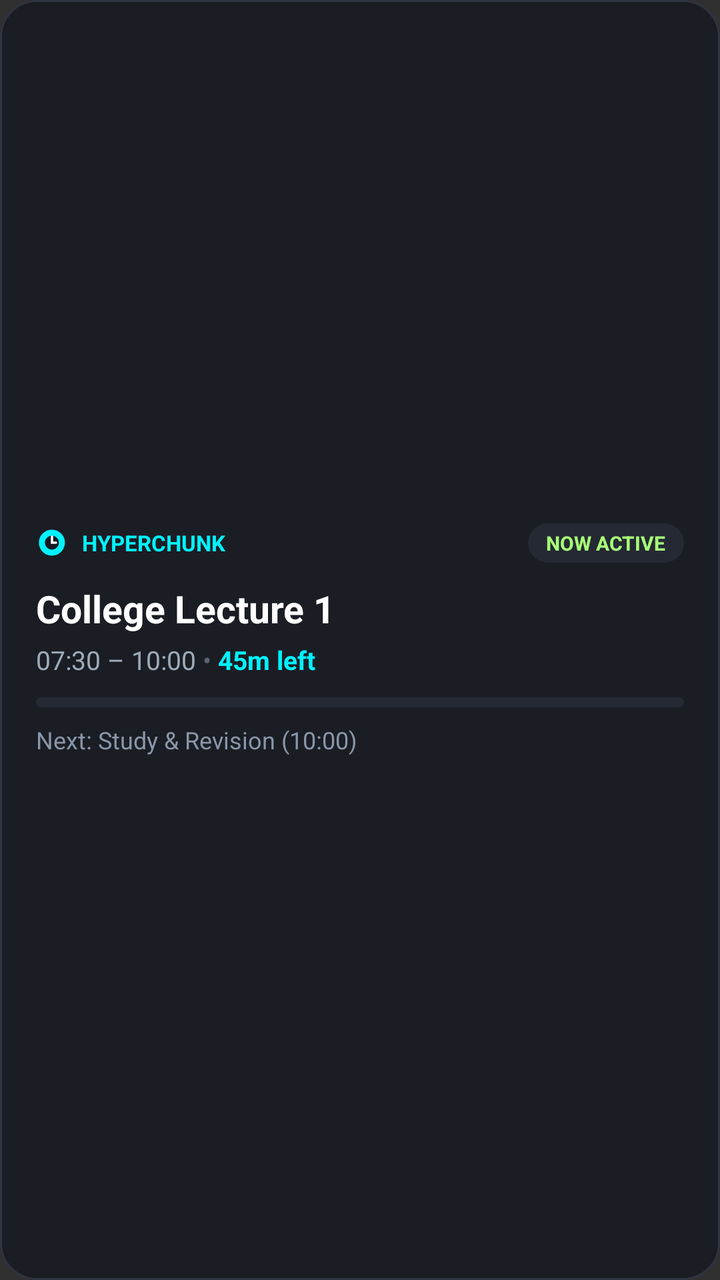
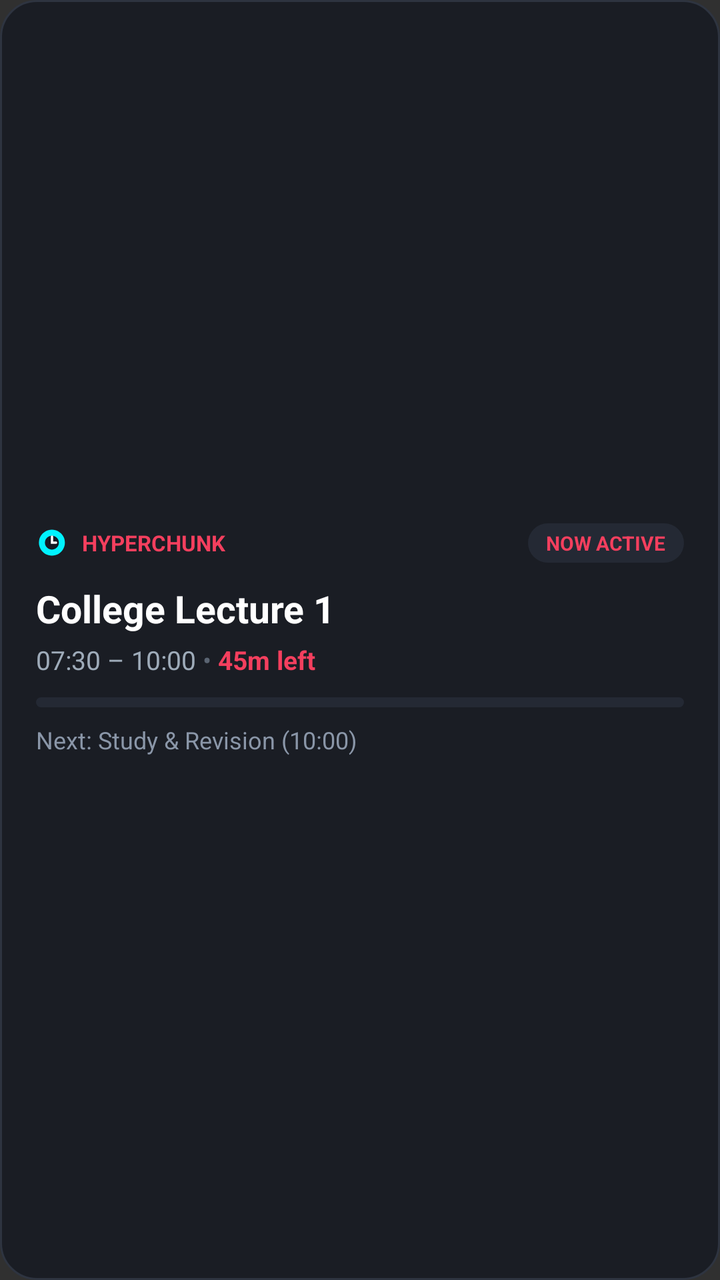

Compare the two renders of this Android layout. The source of the first and the diff that turns it into the second are given below.
<!-- AndroidManifest.xml: application theme Theme.HyperChunk -->
<!-- res/layout/widget_hyperchunk.xml -->
<?xml version="1.0" encoding="utf-8"?>
<RelativeLayout xmlns:android="http://schemas.android.com/apk/res/android"
    android:id="@+id/widget_container"
    android:layout_width="match_parent"
    android:layout_height="match_parent"
    android:background="@drawable/widget_bg_hyperos">

    
    <ImageView
        android:id="@+id/widget_edge_ring"
        android:layout_width="match_parent"
        android:layout_height="match_parent"
        android:scaleType="fitXY"
        android:contentDescription="24h Color Edge Ring" />

    <LinearLayout
        android:layout_width="match_parent"
        android:layout_height="wrap_content"
        android:layout_centerVertical="true"
        android:paddingStart="18dp"
        android:paddingTop="16dp"
        android:paddingEnd="18dp"
        android:paddingBottom="16dp"
        android:orientation="vertical">

        
        <RelativeLayout
            android:id="@+id/widget_header"
            android:layout_width="match_parent"
            android:layout_height="wrap_content">

            <ImageView
                android:id="@+id/widget_icon"
                android:layout_width="16dp"
                android:layout_height="16dp"
                android:layout_centerVertical="true"
                android:src="@drawable/ic_widget_dot"
                android:contentDescription="Icon" />

            <TextView
                android:id="@+id/widget_app_title"
                android:layout_width="wrap_content"
                android:layout_height="wrap_content"
                android:layout_centerVertical="true"
                android:layout_marginStart="7dp"
                android:layout_toEndOf="@id/widget_icon"
                android:text="HYPERCHUNK"
                android:textColor="#00F2FE"
                android:textSize="11sp"
                android:textStyle="bold" />

            
            <TextView
                android:id="@+id/widget_status_pill"
                android:layout_width="wrap_content"
                android:layout_height="wrap_content"
                android:layout_alignParentEnd="true"
                android:layout_centerVertical="true"
                android:background="@drawable/widget_pill_bg"
                android:paddingStart="9dp"
                android:paddingTop="3dp"
                android:paddingEnd="9dp"
                android:paddingBottom="3dp"
                android:text="NOW ACTIVE"
                android:textColor="#A8FF78"
                android:textSize="10sp"
                android:textStyle="bold" />
        </RelativeLayout>

        
        <TextView
            android:id="@+id/widget_task_title"
            android:layout_width="match_parent"
            android:layout_height="wrap_content"
            android:layout_marginTop="10dp"
            android:ellipsize="end"
            android:maxLines="1"
            android:text="College Lecture 1"
            android:textColor="#FFFFFF"
            android:textSize="19sp"
            android:textStyle="bold" />

        
        <LinearLayout
            android:id="@+id/widget_time_row"
            android:layout_width="match_parent"
            android:layout_height="wrap_content"
            android:layout_marginTop="4dp"
            android:gravity="center_vertical"
            android:orientation="horizontal">

            <TextView
                android:id="@+id/widget_task_time"
                android:layout_width="wrap_content"
                android:layout_height="wrap_content"
                android:text="07:30 – 10:00"
                android:textColor="#9EABB9"
                android:textSize="13sp" />

            <TextView
                android:layout_width="wrap_content"
                android:layout_height="wrap_content"
                android:text=" • "
                android:textColor="#5A6472"
                android:textSize="13sp" />

            <TextView
                android:id="@+id/widget_time_remaining"
                android:layout_width="wrap_content"
                android:layout_height="wrap_content"
                android:text="45m left"
                android:textColor="#00F2FE"
                android:textSize="13sp"
                android:textStyle="bold" />
        </LinearLayout>

        
        <ProgressBar
            android:id="@+id/widget_progress"
            style="?android:attr/progressBarStyleHorizontal"
            android:layout_width="match_parent"
            android:layout_height="5dp"
            android:layout_marginTop="10dp"
            android:max="100"
            android:progress="0"
            android:progressDrawable="@drawable/widget_progress_drawable" />

        
        <TextView
            android:id="@+id/widget_next_task"
            android:layout_width="match_parent"
            android:layout_height="wrap_content"
            android:layout_marginTop="8dp"
            android:ellipsize="end"
            android:maxLines="1"
            android:text="Next: Study &amp; Revision (10:00)"
            android:textColor="#8A96A8"
            android:textSize="12sp" />

    </LinearLayout>

</RelativeLayout>
<!-- resources referenced by this layout -->
<resources>
  <!-- drawable ic_widget_dot (drawable) -->
  <?xml version="1.0" encoding="utf-8"?>
  <vector xmlns:android="http://schemas.android.com/apk/res/android"
      android:width="16dp"
      android:height="16dp"
      android:viewportWidth="16"
      android:viewportHeight="16">
      <path
          android:fillColor="#00F2FE"
          android:pathData="M8,1.5 A6.5,6.5 0 1,1 7.9,1.5" />
      <path
          android:fillColor="#151A24"
          android:pathData="M8,4.5 A3.5,3.5 0 1,1 7.9,4.5" />
      <path
          android:strokeColor="#FFFFFF"
          android:strokeWidth="1.2"
          android:strokeLineCap="round"
          android:pathData="M8,5 L8,8 L10,8" />
  </vector>
  <!-- drawable widget_bg_hyperos (drawable) -->
  <?xml version="1.0" encoding="utf-8"?>
  <shape xmlns:android="http://schemas.android.com/apk/res/android"
      android:shape="rectangle">
      <corners android:radius="18dp" />
      <solid android:color="#1A1D24" />
      <stroke
          android:width="1dp"
          android:color="#2E3440" />
  </shape>
  <!-- drawable widget_pill_bg (drawable) -->
  <?xml version="1.0" encoding="utf-8"?>
  <shape xmlns:android="http://schemas.android.com/apk/res/android"
      android:shape="rectangle">
      <corners android:radius="14dp" />
      <solid android:color="#242934" />
  </shape>
  <!-- drawable widget_progress_drawable (drawable) -->
  <?xml version="1.0" encoding="utf-8"?>
  <layer-list xmlns:android="http://schemas.android.com/apk/res/android">
      <item android:id="@android:id/background">
          <shape>
              <corners android:radius="4dp" />
              <solid android:color="#242934" />
          </shape>
      </item>
      <item android:id="@android:id/progress">
          <clip>
              <shape>
                  <corners android:radius="4dp" />
                  <solid android:color="#00F2FE" />
              </shape>
          </clip>
      </item>
  </layer-list>
  <style name="Theme.HyperChunk" parent="android:Theme.Material.NoActionBar">
          <item name="android:statusBarColor">@android:color/transparent</item>
          <item name="android:navigationBarColor">@android:color/transparent</item>
          <item name="android:windowLightStatusBar">false</item>
      </style>
</resources>

<!-- the commit's change to res/layout/widget_hyperchunk.xml (unified diff, before → after) -->
@@ -45,7 +45,7 @@
                 android:layout_marginStart="7dp"
                 android:layout_toEndOf="@id/widget_icon"
                 android:text="HYPERCHUNK"
-                android:textColor="#00F2FE"
+                android:textColor="#F43F5E"
                 android:textSize="11sp"
                 android:textStyle="bold" />
 
@@ -62,7 +62,7 @@
                 android:paddingEnd="9dp"
                 android:paddingBottom="3dp"
                 android:text="NOW ACTIVE"
-                android:textColor="#A8FF78"
+                android:textColor="#F43F5E"
                 android:textSize="10sp"
                 android:textStyle="bold" />
         </RelativeLayout>
@@ -109,7 +109,7 @@
                 android:layout_width="wrap_content"
                 android:layout_height="wrap_content"
                 android:text="45m left"
-                android:textColor="#00F2FE"
+                android:textColor="#F43F5E"
                 android:textSize="13sp"
                 android:textStyle="bold" />
         </LinearLayout>
<!-- resource entries referenced after the edit -->
@@ -49,7 +49,7 @@
           <clip>
               <shape>
                   <corners android:radius="4dp" />
-                  <solid android:color="#00F2FE" />
+                  <solid android:color="#FFFFFF" />
               </shape>
           </clip>
       </item>
